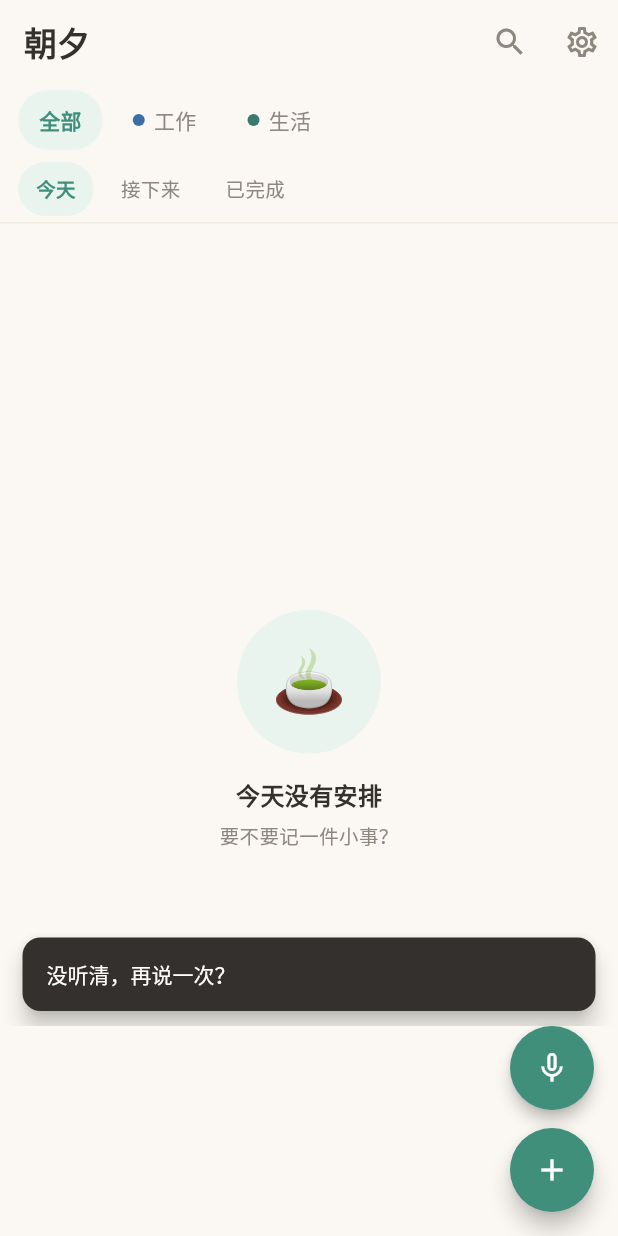
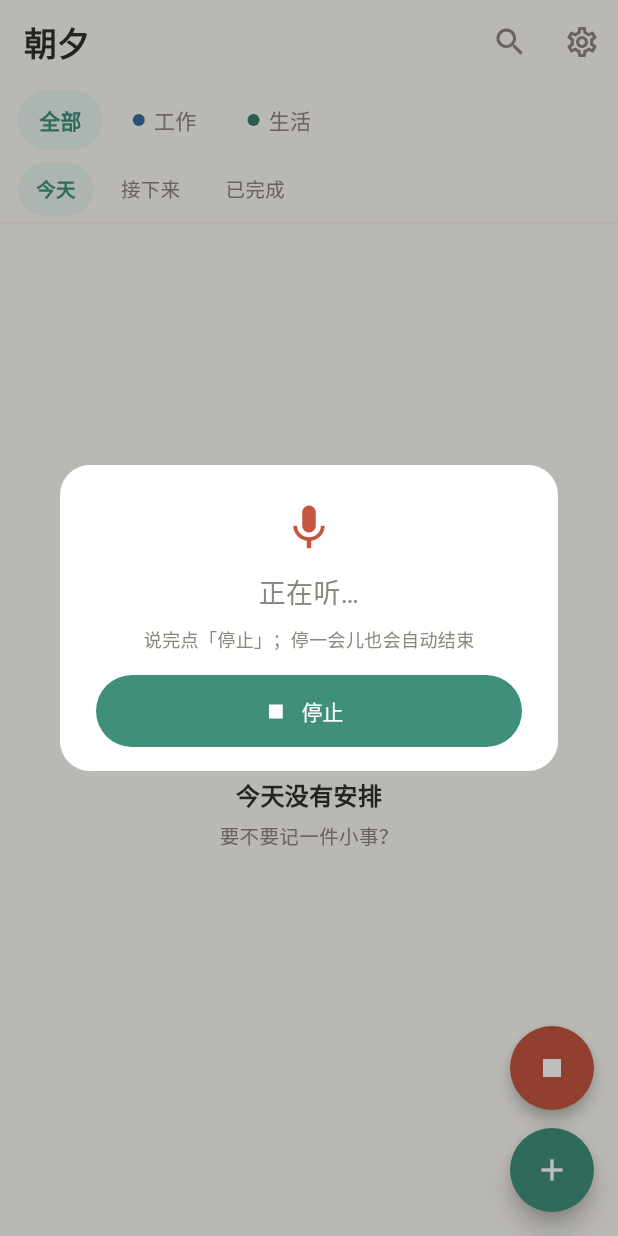
Before and after one commit to Helioswei/zhaoxi, a Flutter app: the screen it shows after launch, after a tap on the "mic none" icon, on a phone screen of 412 x 824 dp. Run offline on Flutter 3.47's test engine with Material 3 defaults, Android fonts, the phone set to English and light mode, and no system bars; our stand-ins replace drift, file_picker, flutter_local_notifications, flutter_riverpod, flutter_timezone, pdf and 4 more; accounts and stored records are empty; generated files the repository leaves out were written again.

Commit message:
fix(voice): 首页语音改为点击开始/点击结束，并在引擎自动结束时建任务
- 原「按住说话」在弹出监听浮层时会被手势取消（Android onTapCancel），
  导致一按下就结束 → 总是「没听清」
- 改为点击式，与编辑页麦克风一致；弹层提供大号「停止」按钮
- 监听 SpeechService：静音/引擎自动停止时自动收尾并建任务
- 有具体错误时显示具体原因，而非一律「没听清」
- 文档 01/02/03/06 同步

```diff
--- a/app/lib/features/quick_voice/quick_voice_button.dart
+++ b/app/lib/features/quick_voice/quick_voice_button.dart
@@ -6,10 +6,11 @@ import '../../services/speech_service.dart';
 import '../../ui/snack.dart';
 import '../../ui/theme/app_theme.dart';
 
-/// 首页"说一句就记下"。
+/// 首页语音：**点击开始 / 点击结束**（与编辑页麦克风一致）。
 ///
-/// - 手机：**按住说话，松手建任务**（US-026）；
-/// - 桌面：鼠标按住别扭，改为**点击开始 / 点击结束**（03 §6.4）。
+/// 之前是"按住说话、松手建任务"，但弹出监听浮层会打断按压手势
+/// （Android 上 onTapCancel），导致一按下就结束 → "没听清"。
+/// 改成点击式后不再受手势影响；并且引擎因静音自动结束时也会自动建任务。
 class QuickVoiceButton extends ConsumerStatefulWidget {
   const QuickVoiceButton({super.key});
 
@@ -19,38 +20,29 @@ class QuickVoiceButton extends ConsumerStatefulWidget {
 
 class _QuickVoiceButtonState extends ConsumerState<QuickVoiceButton> {
   bool _dialogOpen = false;
+  bool _finishing = false;
+  bool _listening = false;
 
   @override
-  Widget build(BuildContext context) {
-    final listening = SpeechService.instance.isListening;
-    final desktop = SpeechService.isDesktop;
+  void initState() {
+    super.initState();
+    SpeechService.instance.addListener(_onSpeechChanged);
+  }
 
-    final button = Material(
-      color: listening ? context.colors.error : context.colors.primary,
-      shape: const CircleBorder(),
-      elevation: 4,
-      child: InkWell(
-        customBorder: const CircleBorder(),
-        onTap: desktop ? _toggle : null,
-        onTapDown: desktop ? null : (_) => _start(),
-        onTapUp: desktop ? null : (_) => _finish(),
-        onTapCancel: desktop ? null : _finish,
-        child: SizedBox(
-          width: 56,
-          height: 56,
-          child: Icon(
-            listening ? Icons.mic : Icons.mic_none,
-            color: Colors.white,
-          ),
-        ),
-      ),
-    );
+  @override
+  void dispose() {
+    SpeechService.instance.removeListener(_onSpeechChanged);
+    super.dispose();
+  }
 
-    return Semantics(
-      button: true,
-      label: desktop ? '点击说话' : '按住说话',
-      child: button,
-    );
+  void _onSpeechChanged() {
+    final svc = SpeechService.instance;
+    if (mounted) setState(() => _listening = svc.isListening);
+
+    // 引擎自己停了（说完静音 / 出错）→ 自动收尾
+    if (!svc.isListening && _dialogOpen && !_finishing) {
+      _finish();
+    }
   }
 
   Future<void> _toggle() async {
@@ -68,6 +60,7 @@ class _QuickVoiceButtonState extends ConsumerState<QuickVoiceButton> {
       if (mounted) showInfoSnack(context, error);
       return;
     }
+    if (!mounted) return;
     _showOverlay();
   }
 
@@ -78,21 +71,34 @@ class _QuickVoiceButtonState extends ConsumerState<QuickVoiceButton> {
       context: context,
       barrierDismissible: false,
       barrierColor: Colors.black26,
-      builder: (_) => const _ListeningDialog(),
-    ).whenComplete(() => _dialogOpen = false);
+      builder: (ctx) => _ListeningDialog(onStop: _finish),
+    ).whenComplete(() {
+      _dialogOpen = false;
+    });
   }
 
   Future<void> _finish() async {
-    final words = await SpeechService.instance.stop();
+    if (_finishing) return;
+    _finishing = true;
+    final svc = SpeechService.instance;
+    final words = await svc.stop();
+    final error = svc.errorMessage;
+
     if (_dialogOpen && mounted) {
       Navigator.of(context, rootNavigator: true).pop();
       _dialogOpen = false;
     }
-    if (words.isEmpty) {
-      if (mounted) showInfoSnack(context, '没听清，再说一次？');
+
+    if (!mounted) {
+      _finishing = false;
       return;
     }
-    await _create(words);
+    if (words.isEmpty) {
+      showInfoSnack(context, error ?? '没听清，再说一次？');
+    } else {
+      await _create(words);
+    }
+    _finishing = false;
   }
 
   Future<void> _create(String title) async {
@@ -104,17 +110,45 @@ class _QuickVoiceButtonState extends ConsumerState<QuickVoiceButton> {
     if (!mounted) return;
     showUndoSnack(context, '已添加：$title', () => repo.softDelete(id));
   }
+
+  @override
+  Widget build(BuildContext context) {
+    final listening = _listening || SpeechService.instance.isListening;
+    return Semantics(
+      button: true,
+      label: listening ? '结束语音' : '语音输入',
+      child: Material(
+        color: listening ? context.colors.error : context.colors.primary,
+        shape: const CircleBorder(),
+        elevation: 4,
+        child: InkWell(
+          customBorder: const CircleBorder(),
+          onTap: _toggle,
+          child: SizedBox(
+            width: 56,
+            height: 56,
+            child: Icon(
+              listening ? Icons.stop : Icons.mic_none,
+              color: Colors.white,
+            ),
+          ),
+        ),
+      ),
+    );
+  }
 }
 
 class _ListeningDialog extends StatelessWidget {
-  const _ListeningDialog();
+  const _ListeningDialog({required this.onStop});
+
+  final VoidCallback onStop;
 
   @override
   Widget build(BuildContext context) {
     return Dialog(
-      shape: RoundedRectangleBorder(borderRadius: BorderRadius.circular(16)),
+      shape: RoundedRectangleBorder(borderRadius: BorderRadius.circular(20)),
       child: Padding(
-        padding: const EdgeInsets.all(24),
+        padding: const EdgeInsets.fromLTRB(24, 24, 24, 16),
         child: AnimatedBuilder(
           animation: SpeechService.instance,
           builder: (context, _) {
@@ -143,10 +177,20 @@ class _ListeningDialog extends StatelessWidget {
                 ),
                 const SizedBox(height: 8),
                 Text(
-                  SpeechService.isDesktop ? '说完点一下麦克风' : '松手就会记下',
+                  '说完点「停止」；停一会儿也会自动结束',
                   style: TextStyle(
                     fontSize: 12,
                     color: context.colors.onSurfaceVariant,
+                  ),
+                ),
+                const SizedBox(height: 16),
+                SizedBox(
+                  width: double.infinity,
+                  height: 48,
+                  child: FilledButton.icon(
+                    onPressed: onStop,
+                    icon: const Icon(Icons.stop),
+                    label: const Text('停止'),
                   ),
                 ),
               ],
```
Also changed, not shown: 4 other files.
